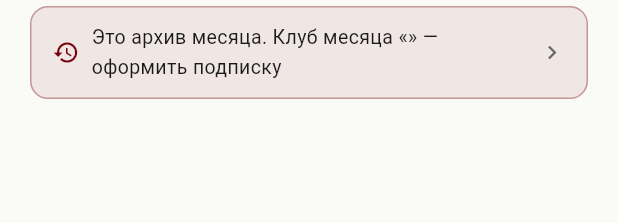
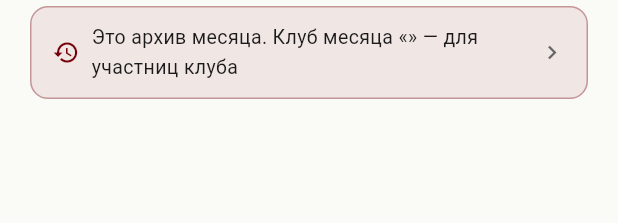
Before and after one commit to anna-busel/Chitatel_app, a Flutter app: the _ExpiredArchiveBanner widget shown alone on an empty page, opened directly with empty values, on a phone screen of 412 x 824 dp. Shown: the top 223 px of the screen. Run offline on Flutter 3.47's test engine with Material 3 defaults, Android fonts, the phone set to English and light mode, and no system bars; our stand-ins replace audio_service, cached_network_image, dio, firebase_core, firebase_messaging, flutter_riverpod and 13 more; missing offline and left inert: audio_session, record; accounts and stored records are empty; network calls fail; statements that could not run were skipped.

Commit message:
Android бесплатный: клуб без плашки сезона и призыва оформить подписку
Co-Authored-By: Claude Opus 5.5 <noreply@anthropic.com>
Claude-Session: https://claude.ai/code/session_01WQCTz63SdnqK2TRHmXD5k9

```diff
--- a/app/lib/features/club/screens/club_screen.dart
+++ b/app/lib/features/club/screens/club_screen.dart
@@ -1,6 +1,7 @@
 import 'package:flutter/material.dart';
 import 'package:flutter_riverpod/flutter_riverpod.dart';
 import 'package:dio/dio.dart';
+import '../../../core/constants/store_policy.dart';
 import '../../../core/theme/app_colors.dart';
 import '../../../core/theme/app_typography.dart';
 import '../../../shared/widgets/error_view.dart';
@@ -109,7 +110,8 @@ class _ClubScreenState extends ConsumerState<ClubScreen>
       children: [
         _ClubHeaderSwitcher(
           monthLabel: current != null ? clubMonthLabel(current.month) : 'Клуб месяца',
-          title: current?.title ?? 'Подписка на клуб',
+          title: current?.title ??
+              (kPurchasesEnabled ? 'Подписка на клуб' : 'Клуб ЧИТАТЕЛЬ'),
           onTap: _openSwitcher,
         ),
         const Expanded(
@@ -190,7 +192,9 @@ class _ClubScreenState extends ConsumerState<ClubScreen>
     // админу и тем, у кого сезон уже оформлен (plan=='season', 12.07) —
     // предлагать сезон сезоннице бессмысленно, её продление автоматическое.
     final seasonText = SeasonWindow.clubBannerText();
-    final showSeasonBanner = seasonText != null &&
+    // 16.10.2026: на Android подписку не продаём — плашки сезона нет.
+    final showSeasonBanner = kPurchasesEnabled &&
+        seasonText != null &&
         access.kind != ClubAccessKind.admin &&
         !access.hasSeasonPlan;
 
@@ -454,9 +458,11 @@ class _ExpiredArchiveBanner extends StatelessWidget {
   @override
   Widget build(BuildContext context) {
     final archiveText = 'Это архив ${clubMonthGenitive(archiveMonth)}. ';
+    // 16.10.2026: на Android без призыва оформить подписку (store_policy.dart).
+    final tail = kPurchasesEnabled ? 'оформить подписку' : 'для участниц клуба';
     final currentText = current != null
-        ? '${clubMonthLabel(current!.month)} «${current!.title}» — оформить подписку'
-        : 'Новый клуб месяца — оформить подписку';
+        ? '${clubMonthLabel(current!.month)} «${current!.title}» — $tail'
+        : 'Новый клуб месяца — $tail';
 
     return Material(
       color: Colors.transparent,
```
